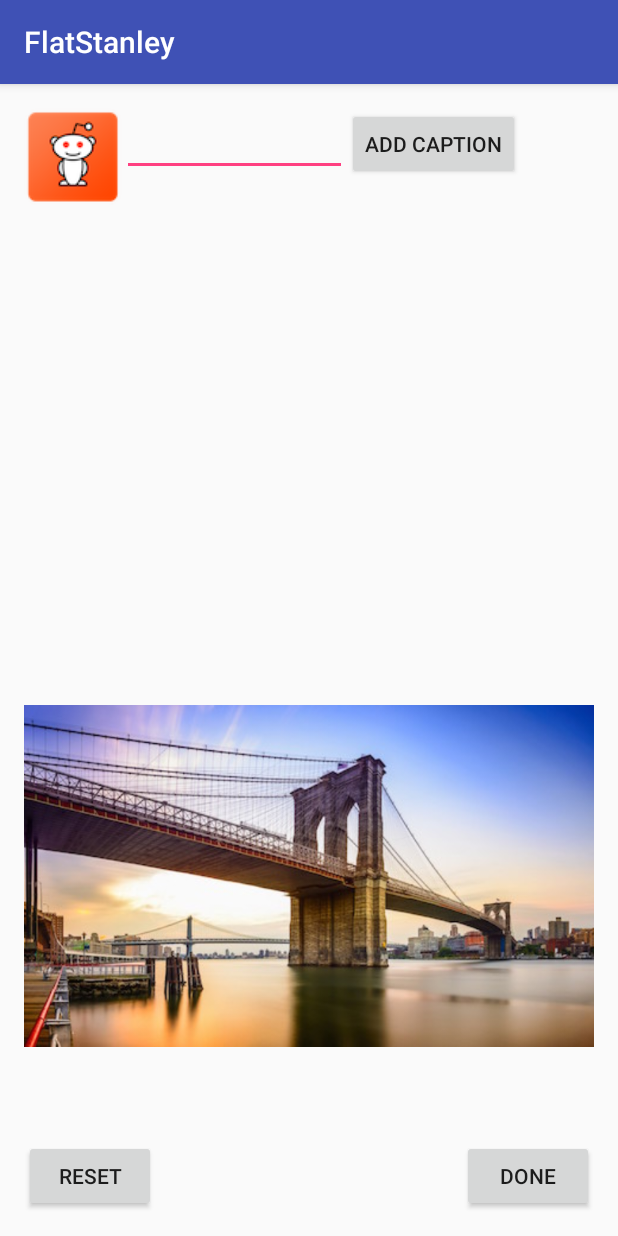
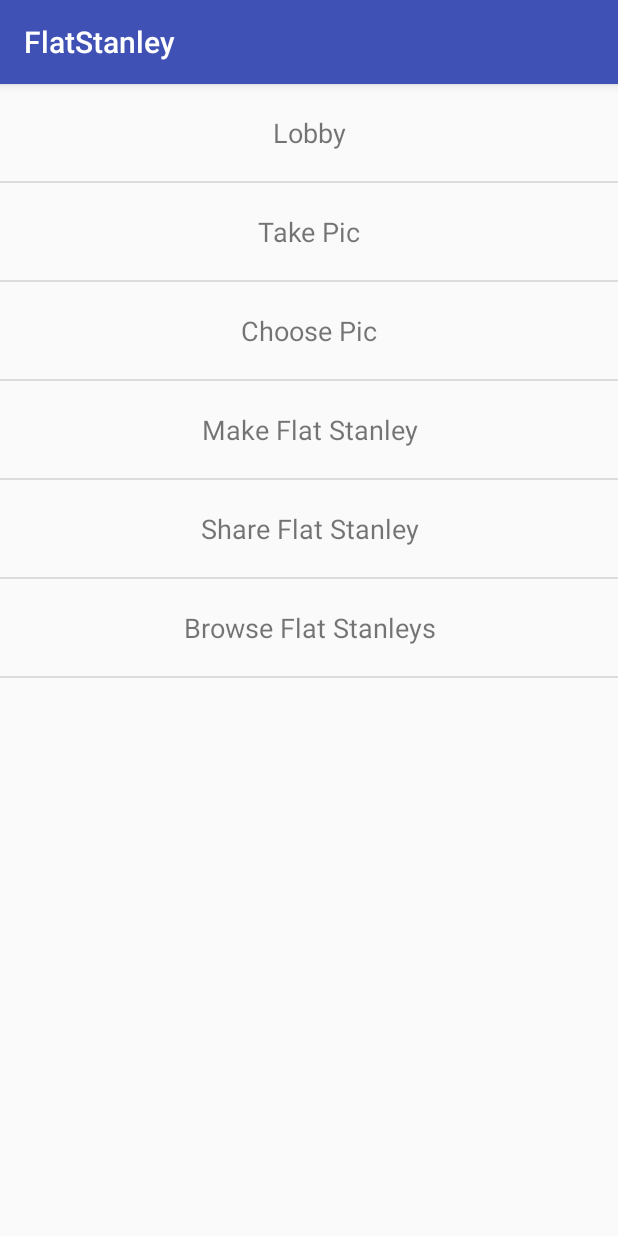
Before and after one commit to jshvarts/Capstone-Project, an Android app: the screen it shows after launch (LobbyActivity before the commit, SpringboardActivity after it), on a phone screen of 412 x 824 dp. Run offline under Robolectric (Android 15) with nearby library versions, the phone set to English and light mode, and no system bars.

Commit message:
added springboard

```diff
--- a/app/src/main/java/com/jshvarts/flatstanley/LobbyActivity.java
+++ b/app/src/main/java/com/jshvarts/flatstanley/activities/MakeFlatStanleyActivity.java
@@ -1,4 +1,4 @@
-package com.jshvarts.flatstanley;
+package com.jshvarts.flatstanley.activities;
 
 import android.content.ClipData;
 import android.content.Intent;
@@ -22,13 +22,15 @@ import android.widget.FrameLayout;
 import android.widget.ImageView;
 import android.widget.LinearLayout;
 
+import com.jshvarts.flatstanley.R;
+
 import butterknife.BindView;
 import butterknife.ButterKnife;
 import butterknife.OnClick;
 
-public class LobbyActivity extends AppCompatActivity {
+public class MakeFlatStanleyActivity extends AppCompatActivity {
 
-    private static final String TAG = "LobbyActivity";
+    private static final String TAG = "MakeFlatStanleyActivity";
 
     @BindView(R.id.flatStanleyImage)
     protected ImageView flatStanleyImageView;
@@ -57,7 +59,7 @@ public class LobbyActivity extends AppCompatActivity {
     @Override
     protected void onCreate(Bundle savedInstanceState) {
         super.onCreate(savedInstanceState);
-        setContentView(R.layout.activity_lobby);
+        setContentView(R.layout.make_flat_stanley);
 
         ButterKnife.bind(this);
 
--- /dev/null
+++ b/app/src/main/java/com/jshvarts/flatstanley/activities/SpringboardActivity.java
@@ -0,0 +1,52 @@
+package com.jshvarts.flatstanley.activities;
+
+import android.content.Intent;
+import android.os.Bundle;
+import android.support.v7.app.AppCompatActivity;
+import android.util.Log;
+import android.view.View;
+import android.widget.AdapterView;
+import android.widget.ArrayAdapter;
+import android.widget.ListView;
+
+import com.jshvarts.flatstanley.R;
+
+public class SpringboardActivity extends AppCompatActivity {
+    @Override
+    protected void onCreate(Bundle savedInstanceState) {
+        super.onCreate(savedInstanceState);
+
+        setContentView(R.layout.springboard);
+
+        setSpringboardListView(new ArrayAdapter<>(this,
+                R.layout.springboard_item,
+                getResources().getStringArray(R.array.springboardItems)));
+    }
+
+    private void setSpringboardListView(ArrayAdapter<String> adapter) {
+        ListView springBoardListView = (ListView) findViewById(R.id.springboardListView);
+        springBoardListView.setAdapter(adapter);
+        springBoardListView.setOnItemClickListener(new AdapterView.OnItemClickListener() {
+            @Override
+            public void onItemClick(AdapterView<?> adapterView, View view, int i, long l) {
+                startActivityByClassName(i,
+                        getResources().getStringArray(R.array.springboardActivityClassNameArray));
+            }
+        });
+    }
+
+    private void startActivityByClassName(int index, String[] classNameArray) {
+        if (index < 0 || index >= classNameArray.length) {
+            Log.e(getClass().getSimpleName(), "Unknown class index.");
+            return;
+        }
+
+        try {
+            Class clazz = Class.forName(classNameArray[index]);
+            Intent intent = new Intent(this, clazz);
+            startActivity(intent);
+        } catch (ClassNotFoundException e) {
+            Log.e(getClass().getSimpleName(), "Unknown class name: " + e.getMessage());
+        }
+    }
+}
--- a/app/src/main/res/layout/activity_lobby.xml
+++ b/app/src/main/res/layout/make_flat_stanley.xml
@@ -9,7 +9,7 @@
     android:paddingTop="@dimen/activity_vertical_margin"
     android:weightSum="1"
     android:orientation="vertical"
-    tools:context=".LobbyActivity">
+    tools:context=".activities.MakeFlatStanleyActivity">
 
     <LinearLayout
         android:id="@+id/source_layout"
--- /dev/null
+++ b/app/src/main/res/layout/springboard.xml
@@ -0,0 +1,12 @@
+<?xml version="1.0" encoding="utf-8"?>
+<FrameLayout
+    xmlns:android="http://schemas.android.com/apk/res/android"
+    android:layout_width="match_parent"
+    android:layout_height="match_parent">
+
+    <ListView
+        android:id="@+id/springboardListView"
+        android:layout_width="match_parent"
+        android:layout_height="match_parent"/>
+
+</FrameLayout>
--- /dev/null
+++ b/app/src/main/res/layout/springboard_item.xml
@@ -0,0 +1,8 @@
+<?xml version="1.0" encoding="utf-8"?>
+<TextView xmlns:android="http://schemas.android.com/apk/res/android"
+    android:layout_width="match_parent"
+    android:layout_height="match_parent"
+    android:padding="20dp"
+    android:singleLine="true"
+    android:gravity="center"
+    android:textSize="18sp" />
--- /dev/null
+++ b/app/src/main/res/values/arrays.xml
@@ -0,0 +1,21 @@
+<?xml version="1.0" encoding="utf-8"?>
+<resources>
+    <string-array name="springboardItems">
+        <item>Lobby</item>
+        <item>Take Pic</item>
+        <item>Choose Pic</item>
+        <item>Make Flat Stanley</item>
+        <item>Share Flat Stanley</item>
+        <item>Browse Flat Stanleys</item>
+    </string-array>
+
+    <string-array name="springboardActivityClassNameArray">
+        <item>com.jshvarts.flatstanley.activities.LobbyActivity</item>
+        <item>com.jshvarts.flatstanley.activities.TakePicActivity</item>
+        <item>com.jshvarts.flatstanley.activities.ChoosePicActivity</item>
+        <item>com.jshvarts.flatstanley.activities.MakeFlatStanleyActivity</item>
+        <item>com.jshvarts.flatstanley.activities.ShareFlatStanleyActivity</item>
+        <item>com.jshvarts.flatstanley.activities.BrowseFlatStanleysActivity</item>
+    </string-array>
+
+</resources>
```
Also changed, not shown: app/src/main/AndroidManifest.xml (+7 -1 lines), app/src/main/java/com/jshvarts/flatstanley/LoginPresenter.java (deleted, +0 -8 lines), app/src/main/java/com/jshvarts/flatstanley/LoginPresenterImpl.java (deleted, +0 -29 lines), app/src/main/java/com/jshvarts/flatstanley/LoginView.java (deleted, +0 -10 lines), app/src/main/java/com/jshvarts/flatstanley/activities/BrowseFlatStanleysActivity.java (added, +15 -0 lines), app/src/main/java/com/jshvarts/flatstanley/activities/ChoosePicActivity.java (added, +15 -0 lines), app/src/main/java/com/jshvarts/flatstanley/activities/LobbyActivity.java (added, +15 -0 lines), app/src/main/java/com/jshvarts/flatstanley/activities/ShareFlatStanleyActivity.java (added, +15 -0 lines), app/src/main/java/com/jshvarts/flatstanley/activities/TakePicActivity.java (added, +15 -0 lines), app/src/main/res/layout/browse_flat_stanleys.xml (added, +10 -0 lines), app/src/main/res/layout/choose_pic.xml (added, +10 -0 lines), app/src/main/res/layout/lobby.xml (added, +10 -0 lines), app/src/main/res/layout/share_flat_stanley.xml (added, +10 -0 lines), app/src/main/res/layout/take_pic.xml (added, +10 -0 lines).
